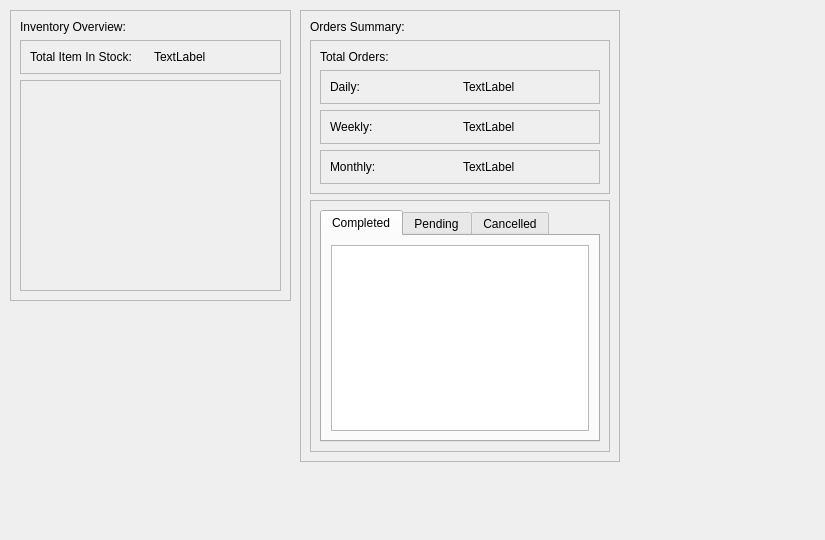
First picture: the form in app/src/ui/dashboard_page.ui, repository Kazu0210/Inventory-System, before the edit.
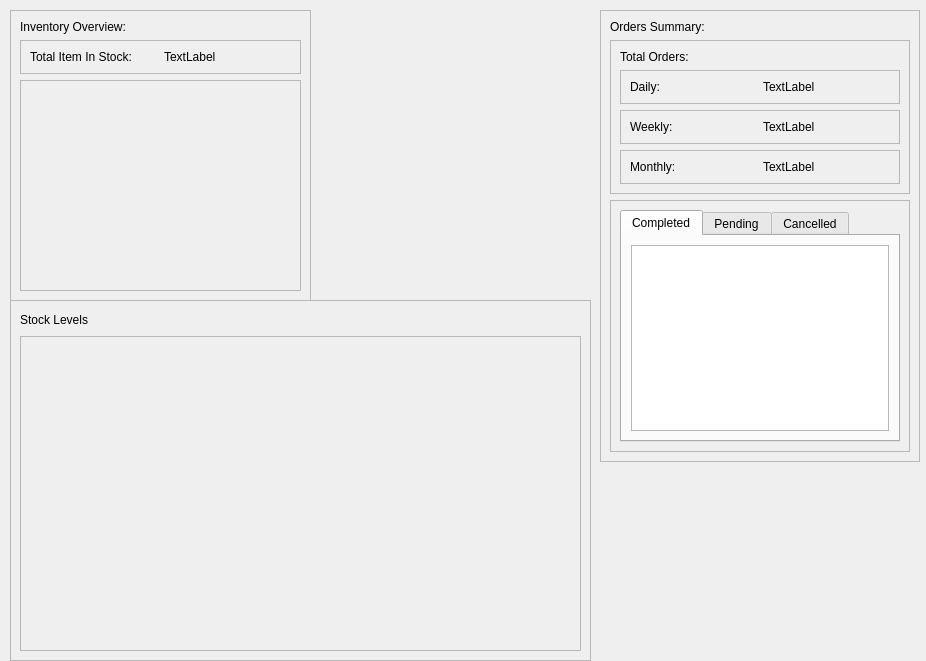
Second picture: the form after the edit.

Commit message: added stock level pie chart

```diff
--- a/app/src/ui/dashboard_page.ui
+++ b/app/src/ui/dashboard_page.ui
@@ -6,8 +6,8 @@
    <rect>
     <x>0</x>
     <y>0</y>
-    <width>825</width>
-    <height>540</height>
+    <width>926</width>
+    <height>661</height>
    </rect>
   </property>
   <property name="windowTitle">
@@ -18,7 +18,7 @@
     <rect>
      <x>10</x>
      <y>10</y>
-     <width>281</width>
+     <width>301</width>
      <height>291</height>
     </rect>
    </property>
@@ -96,7 +96,7 @@
         <rect>
          <x>0</x>
          <y>0</y>
-         <width>259</width>
+         <width>279</width>
          <height>211</height>
         </rect>
        </property>
@@ -108,7 +108,7 @@
   <widget class="QFrame" name="frame_3">
    <property name="geometry">
     <rect>
-     <x>300</x>
+     <x>600</x>
      <y>10</y>
      <width>320</width>
      <height>452</height>
@@ -276,6 +276,47 @@
     </item>
    </layout>
   </widget>
+  <widget class="QFrame" name="frame_9">
+   <property name="geometry">
+    <rect>
+     <x>10</x>
+     <y>300</y>
+     <width>581</width>
+     <height>361</height>
+    </rect>
+   </property>
+   <property name="frameShape">
+    <enum>QFrame::StyledPanel</enum>
+   </property>
+   <property name="frameShadow">
+    <enum>QFrame::Raised</enum>
+   </property>
+   <layout class="QVBoxLayout" name="verticalLayout_8">
+    <item>
+     <widget class="QLabel" name="label_8">
+      <property name="maximumSize">
+       <size>
+        <width>16777215</width>
+        <height>20</height>
+       </size>
+      </property>
+      <property name="text">
+       <string>Stock Levels</string>
+      </property>
+     </widget>
+    </item>
+    <item>
+     <widget class="QFrame" name="stockChart_frame">
+      <property name="frameShape">
+       <enum>QFrame::StyledPanel</enum>
+      </property>
+      <property name="frameShadow">
+       <enum>QFrame::Raised</enum>
+      </property>
+     </widget>
+    </item>
+   </layout>
+  </widget>
  </widget>
  <resources/>
  <connections/>
```
The commit also changes 5 other files.
